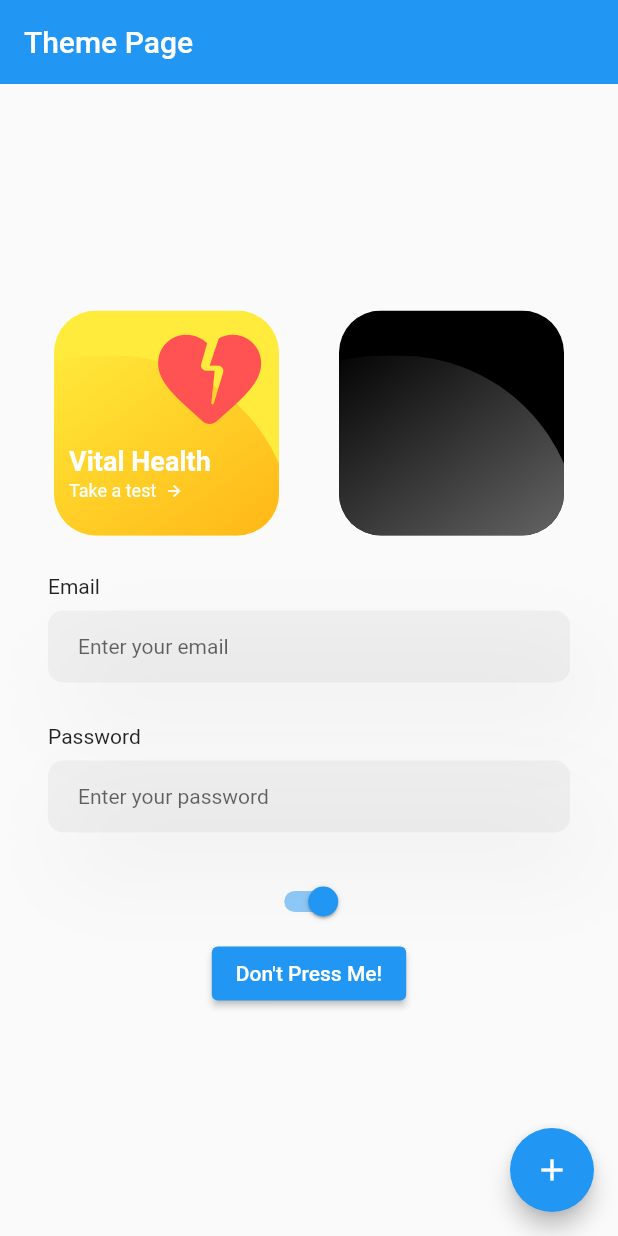
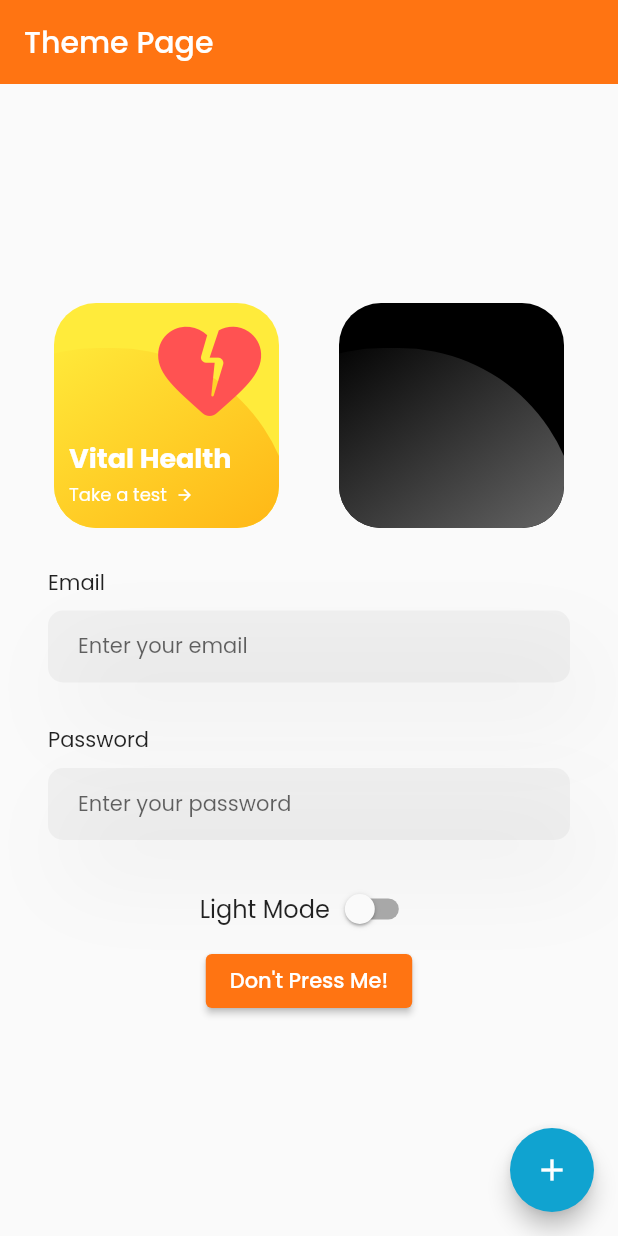
Before and after one commit to patlimm/MLiQ-Interns, a Flutter app: the ThemePage screen opened by its route, on a phone screen of 412 x 824 dp. Run offline on Flutter 3.47's test engine with Material 2 defaults, Android fonts, the phone set to English and light mode, and no system bars; our stand-ins replace flutter_riverpod, go_router.

Commit message:
Theme colors implemented

```diff
--- /dev/null
+++ b/lib/providers/service_provider.dart
@@ -0,0 +1,3 @@
+import 'package:flutter_riverpod/flutter_riverpod.dart';
+
+final isDarkThemeProvider = StateProvider<bool>((ref) => false);
--- a/lib/theme/theme_page.dart
+++ b/lib/theme/theme_page.dart
@@ -1,20 +1,22 @@
 // ignore_for_file: prefer_const_constructors
 
 import 'package:flutter/material.dart';
+import 'package:flutter_riverpod/flutter_riverpod.dart';
 import 'package:mliq/components/custom_icon_text.dart';
 import 'package:mliq/components/custom_text_field.dart';
+import 'package:mliq/providers/service_provider.dart';
+import 'package:mliq/theme/app_colors.dart';
 
-class ThemePage extends StatefulWidget {
+// ignore: must_be_immutable
+class ThemePage extends ConsumerWidget with AppColors {
   const ThemePage({super.key});
 
   @override
-  State<ThemePage> createState() => _ThemePageState();
-}
+  Widget build(BuildContext context, WidgetRef ref) {
+    // watch for the state changes using
+    // ref.watch()
+    bool isDarkTheme = ref.watch(isDarkThemeProvider);
 
-class _ThemePageState extends State<ThemePage> {
-  bool _light = true;
-  @override
-  Widget build(BuildContext context) {
     return Scaffold(
       appBar: AppBar(
         title: Text(
@@ -31,25 +33,7 @@ class _ThemePageState extends State<ThemePage> {
         child: Column(
           mainAxisAlignment: MainAxisAlignment.center,
           children: [
-            Row(
-              mainAxisAlignment: MainAxisAlignment.spaceAround,
-              children: const [
-                CustomIconText(
-                  title: 'Vital Health',
-                  subtitle: 'Take a test',
-                  backgroudColor: Colors.yellow,
-                  foregroudColor: Colors.orange,
-                  icon: Icons.heart_broken_rounded,
-                  iconColor: Colors.redAccent,
-                ),
-                CustomIconText(
-                  backgroudColor: Colors.black,
-                  foregroudColor: Colors.grey,
-                  // icon: Icons.yard,
-                  // iconColor: Colors.green,
-                ),
-              ],
-            ),
+            _renderCustomIcons(),
             SizedBox(height: 26),
             Padding(
               padding: const EdgeInsets.symmetric(horizontal: 16),
@@ -70,20 +54,29 @@ class _ThemePageState extends State<ThemePage> {
               ),
             ),
             SizedBox(height: 20),
-            Switch(
-              value: _light,
-              onChanged: (bool value) {
-                setState(() {
-                  _light = value;
-                });
-              },
+            Row(
+              mainAxisAlignment: MainAxisAlignment.center,
+              children: [
+                _renderSwitchLabel(context, isDarkTheme),
+                Switch(
+                  value: isDarkTheme,
+                  onChanged: (bool value) {
+                    debugPrint(value.toString());
+                    // Get the state value from the isDarkThemeProvider
+                    // using ref.read()
+                    // then change the value of the state accordingly -Wrn
+                    ref.read(isDarkThemeProvider.notifier).state = value;
+                  },
+                ),
+              ],
             ),
             ElevatedButton(
               child: const Text("Don't Press Me!"),
               onPressed: () {
                 ScaffoldMessenger.of(context).showSnackBar(
                   SnackBar(
-                    content: Text("You're great at following instructions!"),
+                    content: Text(
+                        "You're great at following instructions, aren't you?"),
                   ),
                 );
               },
@@ -93,4 +86,48 @@ class _ThemePageState extends State<ThemePage> {
       ),
     );
   }
+
+  Widget _renderSwitchLabel(BuildContext context, bool isDarkTheme) {
+    return Text(
+      '${isDarkTheme ? 'Dark' : 'Light'} Mode',
+      style: Theme.of(context).textTheme.titleMedium,
+      // style: TextStyle(
+      //   fontSize: 24,
+      //   fontWeight: FontWeight.bold,
+      //   // The two ff examples accomplishes the same thing.
+      //   //
+      //   // When you use the custom swatch in AppColors
+      //   // it's good to handle the color changes according to the current ThemeMode -Wrn
+      //   // e.g.
+      //   color: isDarkTheme ? darkSwatch.shade500 : primarySwatch.shade500,
+      //   //
+      //   // If you'll just use the primary color "shade500"
+      //   // just use the primary color from Theme.of(context) -Wrn
+      //   // e.g
+      //   // color: Theme.of(context).colorScheme.primary, // uncomment this to test
+      // ),
+    );
+  }
+
+  Widget _renderCustomIcons() {
+    return Row(
+      mainAxisAlignment: MainAxisAlignment.spaceAround,
+      children: const [
+        CustomIconText(
+          title: 'Vital Health',
+          subtitle: 'Take a test',
+          backgroudColor: Colors.yellow,
+          foregroudColor: Colors.orange,
+          icon: Icons.heart_broken_rounded,
+          iconColor: Colors.redAccent,
+        ),
+        CustomIconText(
+          backgroudColor: Colors.black,
+          foregroudColor: Colors.grey,
+          // icon: Icons.yard,
+          // iconColor: Colors.green,
+        ),
+      ],
+    );
+  }
 }
```
Also changed, not shown: lib/main.dart (+15 -6 lines).
